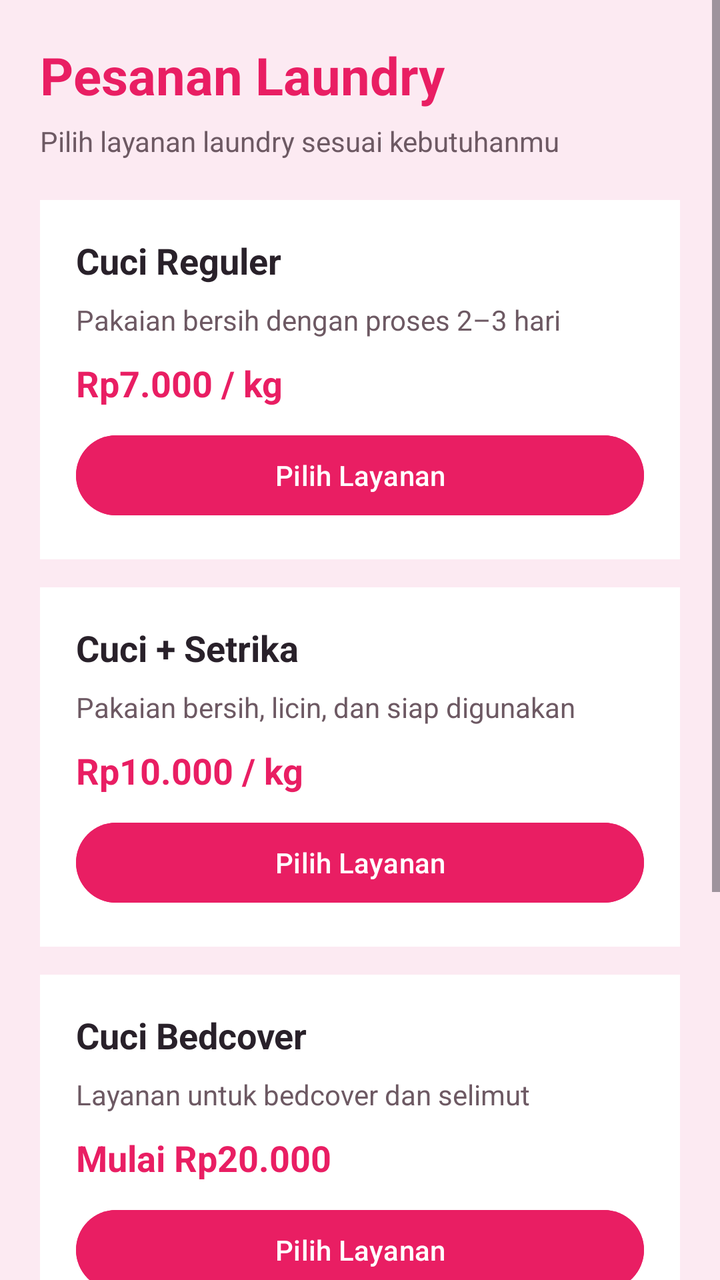
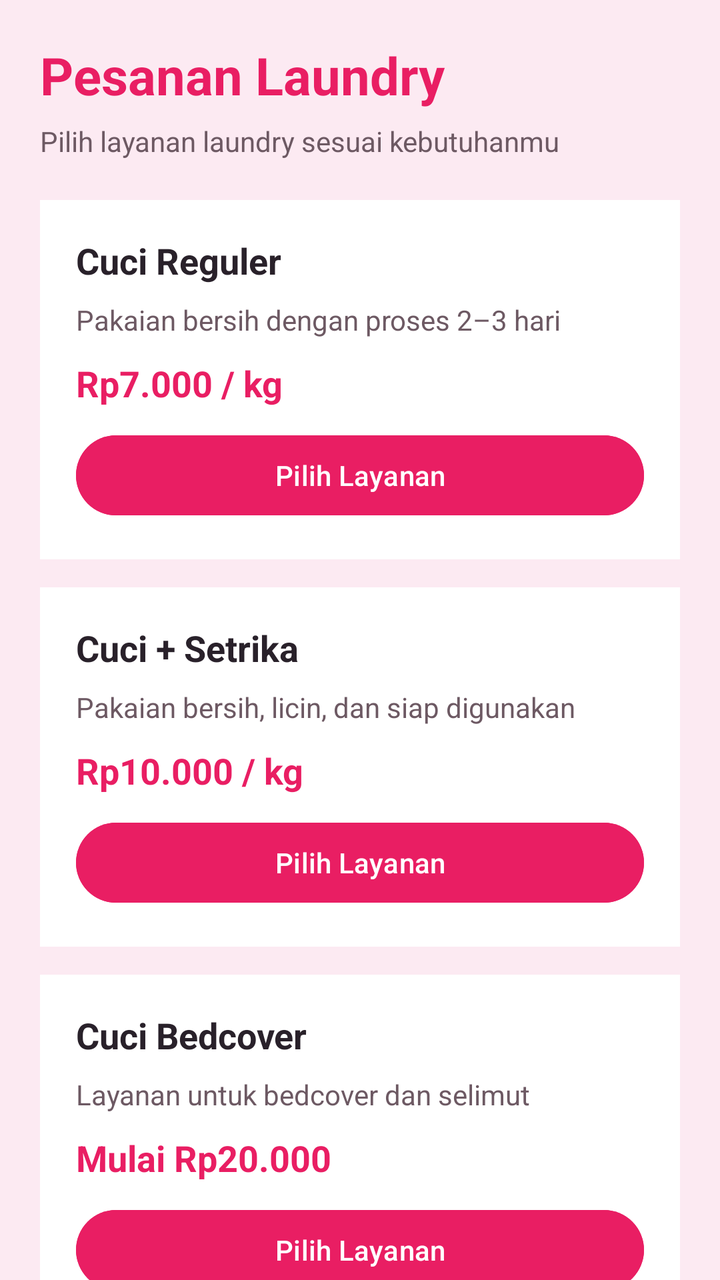

Screens rendered from an Android XML layout before and after an edit, with the pre-edit source and the edit as a unified diff.
<!-- AndroidManifest.xml: application theme Theme.Qla_Cimol -->
<!-- res/layout/fragment_orders.xml -->
<?xml version="1.0" encoding="utf-8"?>
<ScrollView xmlns:android="http://schemas.android.com/apk/res/android"
    android:layout_width="match_parent"
    android:layout_height="match_parent"
    android:background="#FCEAF2"
    android:fillViewport="true">

    <LinearLayout
        android:layout_width="match_parent"
        android:layout_height="wrap_content"
        android:orientation="vertical"
        android:padding="20dp">

        
        <TextView
            android:layout_width="match_parent"
            android:layout_height="wrap_content"
            android:text="Pesanan Laundry"
            android:textColor="#E91E63"
            android:textSize="26sp"
            android:textStyle="bold" />

        <TextView
            android:layout_width="match_parent"
            android:layout_height="wrap_content"
            android:layout_marginTop="6dp"
            android:layout_marginBottom="20dp"
            android:text="Pilih layanan laundry sesuai kebutuhanmu"
            android:textColor="#6D5963"
            android:textSize="14sp" />

        
        <LinearLayout
            android:layout_width="match_parent"
            android:layout_height="wrap_content"
            android:layout_marginBottom="14dp"
            android:background="#FFFFFF"
            android:orientation="vertical"
            android:padding="18dp">

            <TextView
                android:layout_width="match_parent"
                android:layout_height="wrap_content"
                android:text="Cuci Reguler"
                android:textColor="#29212A"
                android:textSize="18sp"
                android:textStyle="bold" />

            <TextView
                android:layout_width="match_parent"
                android:layout_height="wrap_content"
                android:layout_marginTop="8dp"
                android:text="Pakaian bersih dengan proses 2–3 hari"
                android:textColor="#6D5963"
                android:textSize="14sp" />

            <TextView
                android:layout_width="match_parent"
                android:layout_height="wrap_content"
                android:layout_marginTop="10dp"
                android:text="Rp7.000 / kg"
                android:textColor="#E91E63"
                android:textSize="18sp"
                android:textStyle="bold" />

            <Button
                android:id="@+id/btnPesanReguler"
                android:layout_width="match_parent"
                android:layout_height="wrap_content"
                android:layout_marginTop="10dp"
                android:backgroundTint="#E91E63"
                android:text="Pilih Layanan"
                android:textColor="#FFFFFF" />

        </LinearLayout>

        
        <LinearLayout
            android:layout_width="match_parent"
            android:layout_height="wrap_content"
            android:layout_marginBottom="14dp"
            android:background="#FFFFFF"
            android:orientation="vertical"
            android:padding="18dp">

            <TextView
                android:layout_width="match_parent"
                android:layout_height="wrap_content"
                android:text="Cuci + Setrika"
                android:textColor="#29212A"
                android:textSize="18sp"
                android:textStyle="bold" />

            <TextView
                android:layout_width="match_parent"
                android:layout_height="wrap_content"
                android:layout_marginTop="8dp"
                android:text="Pakaian bersih, licin, dan siap digunakan"
                android:textColor="#6D5963"
                android:textSize="14sp" />

            <TextView
                android:layout_width="match_parent"
                android:layout_height="wrap_content"
                android:layout_marginTop="10dp"
                android:text="Rp10.000 / kg"
                android:textColor="#E91E63"
                android:textSize="18sp"
                android:textStyle="bold" />

            <Button
                android:id="@+id/btnPesanSetrika"
                android:layout_width="match_parent"
                android:layout_height="wrap_content"
                android:layout_marginTop="10dp"
                android:backgroundTint="#E91E63"
                android:text="Pilih Layanan"
                android:textColor="#FFFFFF" />

        </LinearLayout>

        
        <LinearLayout
            android:layout_width="match_parent"
            android:layout_height="wrap_content"
            android:layout_marginBottom="20dp"
            android:background="#FFFFFF"
            android:orientation="vertical"
            android:padding="18dp">

            <TextView
                android:layout_width="match_parent"
                android:layout_height="wrap_content"
                android:text="Cuci Bedcover"
                android:textColor="#29212A"
                android:textSize="18sp"
                android:textStyle="bold" />

            <TextView
                android:layout_width="match_parent"
                android:layout_height="wrap_content"
                android:layout_marginTop="8dp"
                android:text="Layanan untuk bedcover dan selimut"
                android:textColor="#6D5963"
                android:textSize="14sp" />

            <TextView
                android:layout_width="match_parent"
                android:layout_height="wrap_content"
                android:layout_marginTop="10dp"
                android:text="Mulai Rp20.000"
                android:textColor="#E91E63"
                android:textSize="18sp"
                android:textStyle="bold" />

            <Button
                android:id="@+id/btnPesanBedcover"
                android:layout_width="match_parent"
                android:layout_height="wrap_content"
                android:layout_marginTop="10dp"
                android:backgroundTint="#E91E63"
                android:text="Pilih Layanan"
                android:textColor="#FFFFFF" />

        </LinearLayout>

        
        <LinearLayout
            android:layout_width="match_parent"
            android:layout_height="wrap_content"
            android:orientation="vertical"
            android:background="#FFFFFF"
            android:padding="18dp"
            android:layout_marginBottom="20dp">

            <TextView
                android:layout_width="match_parent"
                android:layout_height="wrap_content"
                android:text="⭐ Rating dan Ulasan"
                android:textColor="#29212A"
                android:textSize="20sp"
                android:textStyle="bold"/>

            <TextView
                android:layout_width="match_parent"
                android:layout_height="wrap_content"
                android:text="Bagikan pengalamanmu menggunakan layanan Laundry Express. Penilaian kamu sangat berarti bagi kami!"
                android:textColor="#6D5963"
                android:textSize="14sp"
                android:layout_marginTop="10dp"
                android:layout_marginBottom="15dp"/>

            <Button
                android:id="@+id/btnBeriRating"
                android:layout_width="match_parent"
                android:layout_height="52dp"
                android:backgroundTint="#E91E63"
                android:text="Beri Rating Sekarang ★"
                android:textColor="#FFFFFF"
                android:textStyle="bold"
                android:textSize="14sp"/>

        </LinearLayout>

    </LinearLayout>

</ScrollView>
<!-- resources referenced by this layout -->
<resources>
  <style name="Theme.Qla_Cimol" parent="Base.Theme.Qla_Cimol" />
  <style name="Base.Theme.Qla_Cimol" parent="Theme.Material3.DayNight.NoActionBar">
          
          
      </style>
</resources>

<!-- the commit's change to res/layout/fragment_orders.xml (unified diff, before → after) -->
@@ -1,5 +1,5 @@
 <?xml version="1.0" encoding="utf-8"?>
-<ScrollView xmlns:android="http://schemas.android.com/apk/res/android"
+<androidx.core.widget.NestedScrollView xmlns:android="http://schemas.android.com/apk/res/android"
     android:layout_width="match_parent"
     android:layout_height="match_parent"
     android:background="#FCEAF2"
@@ -165,6 +165,24 @@
         </LinearLayout>
 
         
+        <TextView
+            android:layout_width="match_parent"
+            android:layout_height="wrap_content"
+            android:text="Daftar Pesanan Masuk"
+            android:textColor="#E91E63"
+            android:textSize="22sp"
+            android:textStyle="bold"
+            android:layout_marginBottom="10dp" />
+
+        <androidx.recyclerview.widget.RecyclerView
+            android:id="@+id/rvOrders"
+            android:layout_width="match_parent"
+            android:layout_height="wrap_content"
+            android:nestedScrollingEnabled="false"
+            android:overScrollMode="never"
+            android:layout_marginBottom="20dp" />
+
+        
         <LinearLayout
             android:layout_width="match_parent"
             android:layout_height="wrap_content"
@@ -204,4 +222,4 @@
 
     </LinearLayout>
 
-</ScrollView>
+</androidx.core.widget.NestedScrollView>
